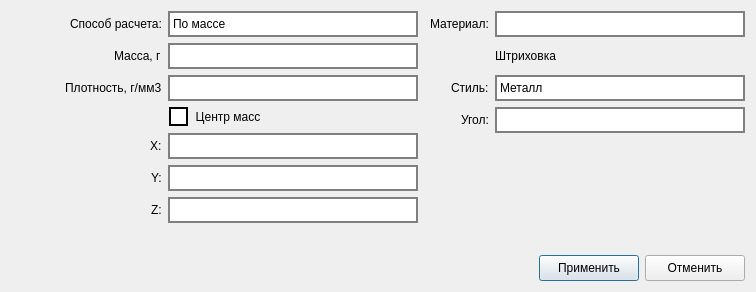
Old version of the form controllerdialog.ui in the repository redmms/characteristics_view.
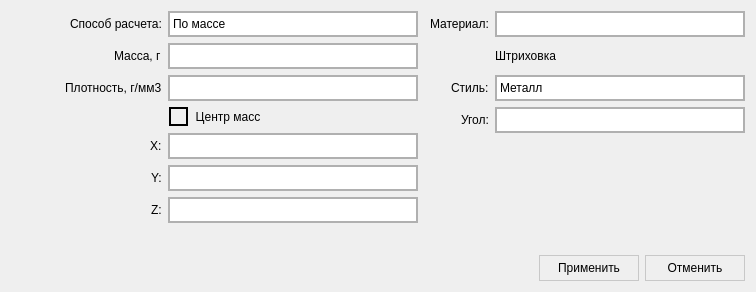
New version of the form. Icons and pictures are not drawn.

```diff
--- a/controllerdialog.ui
+++ b/controllerdialog.ui
@@ -30,48 +30,110 @@
     <normaloff>:/icons/window_icons/mainwindow_icon.png</normaloff>:/icons/window_icons/mainwindow_icon.png</iconset>
   </property>
   <property name="styleSheet">
-   <string notr="true">QLineEdit{
-	border:  2 solid grey;
+   <string notr="true">ControllerDialog{
+	background: #f0f0f0;
+}
 
+QLineEdit{
+	color: black;
+    selection-background-color: #22cce7;
+	border:  2 solid #b0b0b0;
 }
+
+QLineEdit:disabled{
+	color: black;
+	background: #f0f0f0;
+}
+
 QComboBox{
-	border: 2 solid grey;
+	color: black;
+    selection-background-color: #22cce7;
+	border:  2 solid #b0b0b0;
 }
-QCheckBox{
-	border: 2 solid grey;
+
+QComboBox:on{
+	border: 2 solid #22cce7;
+}
+
+QComboBox::drop-down{
+	background: transparent;
+}
+
+QComboBox::down-arrow{
+	image: url(&quot;:/icons/styles/drop_down_arrow.png&quot;);
+	width: 7;
+	height: 7;
+}
+
+QComboBox::down-arrow:on {
+	image: url(&quot;:/icons/styles/drop_down_arrow_up.png&quot;);
+	width: 7;
+	height: 7;
+}
+
+QComboBox QAbstractItemView QTextEdit {
+	color: black;
+    selection-background-color: #22cce7;
+}
+
+QComboBox QAbstractItemView QTextEdit:disabled{
+	color: black;
+	background: #f0f0f0;
+}
+
+QLabel:disabled{
+    color: black;
 }
 
 QGroupBox {
     border: 0;
+	background: transparent;
     margin-top: 20px;
 }
+
 QGroupBox::title {
-  background: transparent;
-
     subcontrol-origin: margin;
     subcontrol-position: top center;
     padding: 0 3px;
+}
 
+QGroupBox::indicator {
+	background: #f0f0f0;
+    border: 2px solid black;  
+    width: 15px;             
+    height: 15px;           
 }
-  QGroupBox::indicator {
-  background: white;
-      border: 2px solid black;  
-       width: 15px;             
-      height: 15px;           
-   }
 
-  QGroupBox::indicator::checked {
- image: url(&quot;:/icons/styles/checkbox_arrow.png&quot;); 
+QGroupBox::indicator::checked {
+	 image: url(&quot;:/icons/styles/checkbox_arrow.png&quot;); 
 }
 
-QComboBox::drop-down{
-background: transparent;
+QPushButton {
+    border: 1px solid #c8c8c8;
+    background: qlineargradient(spread:pad, x1:0, y1:1, x2:0, y2:0, 
+                                stop:0 #e5e5e5, stop:1 white);
 }
 
-QComboBox::down-arrow{
-image: url(&quot;:/icons/styles/drop_down_arrow.png&quot;);
-width: 10;
-height: 10;
+QPushButton:pressed{
+	border: 2 solid #22cce7;
+	background: qlineargradient(spread:pad, x1:0, y1:0, x2:0, y2:1, 
+                                stop:0 #e5e5e5, stop:1 white);
+}
+
+QMessageBox QPushButton {
+	width: 100;
+	height: 26;
+    border: 1px solid #c8c8c8;
+    background: qlineargradient(spread:pad, x1:0, y1:1, x2:0, y2:0, 
+                                stop:0 #e5e5e5, stop:1 white);
+}
+
+QMessageBox QPushButton:pressed{
+	width: 100;
+	height: 26;
+	border: 2 solid #22cce7;
+	background: qlineargradient(spread:pad, x1:0, y1:0, x2:0, y2:1, 
+                                stop:0 #e5e5e5, stop:1 white);
 }
 </string>
   </property>
@@ -113,7 +175,7 @@
          </property>
          <property name="maximumSize">
           <size>
-           <width>150</width>
+           <width>250</width>
            <height>26</height>
           </size>
          </property>
@@ -210,7 +272,7 @@
           </property>
           <property name="maximumSize">
            <size>
-            <width>150</width>
+            <width>250</width>
             <height>26</height>
            </size>
           </property>
@@ -281,7 +343,7 @@
           </property>
           <property name="maximumSize">
            <size>
-            <width>150</width>
+            <width>250</width>
             <height>26</height>
            </size>
           </property>
@@ -361,7 +423,7 @@
             </property>
             <property name="maximumSize">
              <size>
-              <width>150</width>
+              <width>250</width>
               <height>26</height>
              </size>
             </property>
@@ -401,7 +463,7 @@
             </property>
             <property name="maximumSize">
              <size>
-              <width>150</width>
+              <width>250</width>
               <height>26</height>
              </size>
             </property>
@@ -441,7 +503,7 @@
             </property>
             <property name="maximumSize">
              <size>
-              <width>150</width>
+              <width>250</width>
               <height>26</height>
              </size>
             </property>
@@ -501,7 +563,7 @@
          </property>
          <property name="maximumSize">
           <size>
-           <width>150</width>
+           <width>250</width>
            <height>26</height>
           </size>
          </property>
@@ -577,7 +639,7 @@
          </property>
          <property name="maximumSize">
           <size>
-           <width>150</width>
+           <width>250</width>
            <height>26</height>
           </size>
          </property>
@@ -677,7 +739,7 @@
          </property>
          <property name="maximumSize">
           <size>
-           <width>150</width>
+           <width>250</width>
            <height>26</height>
           </size>
          </property>
```
